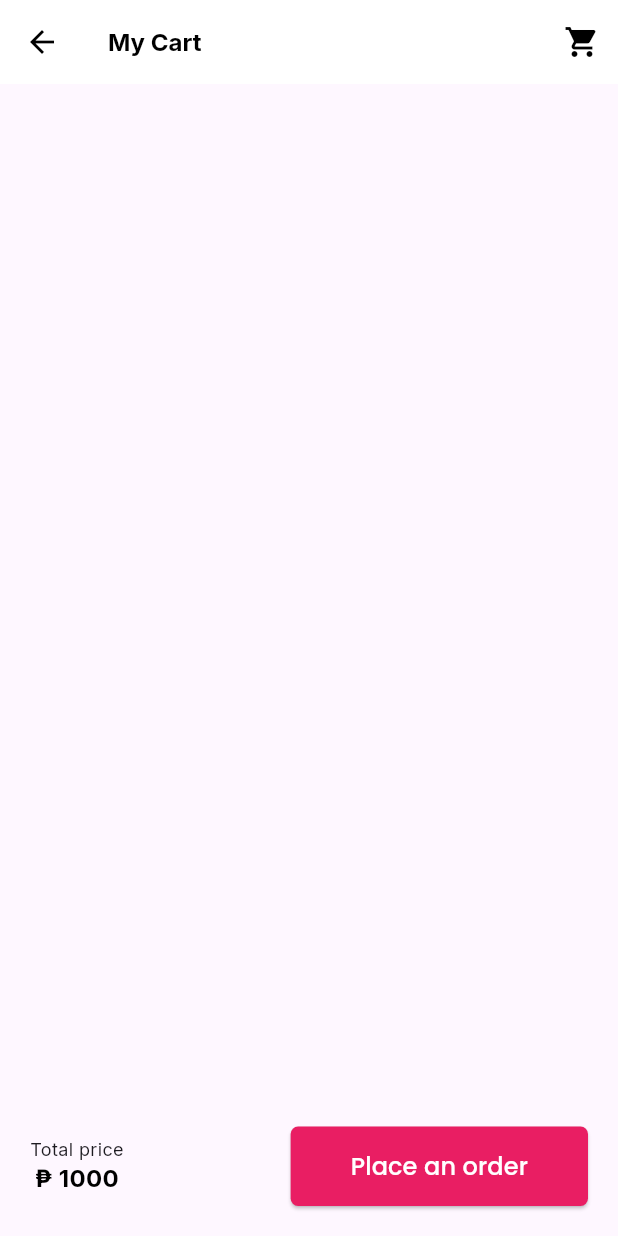
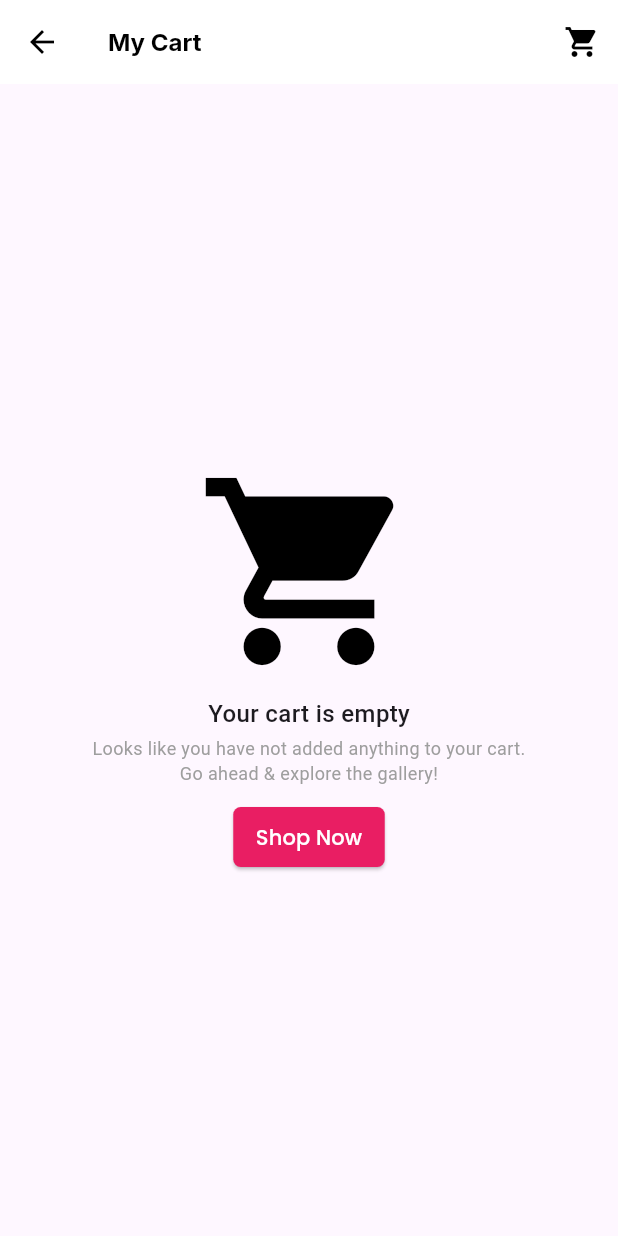
Before and after one commit to buntman/softeng2, a Flutter app: the CartPage screen opened directly, after a tap on the "shopping cart" icon, on a phone screen of 412 x 824 dp. Run offline on Flutter 3.47's test engine with Material 3 defaults, Android fonts, the phone set to English and light mode, and no system bars; our stand-ins replace carousel_slider, flutter_signin_button, google_fonts, shared_preferences; accounts and stored records are empty; network calls fail.

Commit message:
feat(cart): implement dynamic total price display and empty cart display

```diff
--- a/lib/pages/cart_page.dart
+++ b/lib/pages/cart_page.dart
@@ -2,6 +2,7 @@ import 'package:flowershop/pages/home_page.dart';
 import 'package:flutter/material.dart';
 import 'package:google_fonts/google_fonts.dart';
 import 'package:flowershop/pages/delivery_page.dart';
+import 'package:flowershop/pages/gallery_page.dart';
 import 'package:flowershop/pages/token_storage.dart';
 import 'dart:convert';
 import 'package:http/http.dart' as http;
@@ -42,6 +43,7 @@ class _CartPageState extends State<CartPage> {
     void initState() {
         super.initState();
         fetchCartItems();
+        fetchTotalPrice();
     }
 
     Future <void> fetchCartItems() async {
@@ -74,6 +76,33 @@ class _CartPageState extends State<CartPage> {
         );
     }
 
+    Future <void> updateItemQuantity(CartItems item) async {
+        final token = await Token.getToken();
+        final response = await http.post(
+        Uri.parse('http://10.0.2.2:8080/cart/update-quantity'),
+        headers:{HttpHeaders.authorizationHeader: 'Bearer $token',
+                HttpHeaders.contentTypeHeader: 'application/json'},
+        body: jsonEncode({
+            "cart_id" : item.cartId,
+            "quantity": item.quantity,
+            })
+        );
+    }
+
+    Future <double> fetchTotalPrice() async {
+        final token = await Token.getToken();
+        final response = await http.get(
+        Uri.parse('http://10.0.2.2:8080/cart/total-price'),
+        headers:{HttpHeaders.authorizationHeader: 'Bearer $token'},
+        );
+        final data = jsonDecode(response.body);
+        if(response.statusCode == 200) {
+            return double.tryParse(data['total_price'].toString()) ?? 0;
+        } else {
+            throw Exception('Failed to fetch price');
+        }
+    }
+
   @override
   Widget build(BuildContext context) {
     return Scaffold(
@@ -92,7 +121,40 @@ class _CartPageState extends State<CartPage> {
           )
         ],
       ),
-      body: Column(
+      body: cartItems.isEmpty
+      ? Center(
+            child: Column(
+            mainAxisAlignment: MainAxisAlignment.center,
+            children: [
+          IconButton(
+            icon: Icon(Icons.shopping_cart, color: Colors.black,size: 150),
+            onPressed: () {},
+          ),
+          Text("Your cart is empty",
+                style: TextStyle(fontSize: 16,fontWeight: FontWeight.w500),
+            ),
+            SizedBox(height: 3),
+            SizedBox(
+                width: 300,
+                child:
+            Text("Looks like you have not added anything to your cart. Go ahead & explore the gallery!",
+                style: TextStyle(fontSize: 12,color: Colors.grey),
+                textAlign: TextAlign.center,
+                ),
+            ),
+            SizedBox(height: 10),
+            ElevatedButton(
+                      style: ElevatedButton.styleFrom(
+                        backgroundColor: Colors.pink,
+                        padding: EdgeInsets.symmetric(vertical: 10,horizontal: 15),
+                        shape: RoundedRectangleBorder(borderRadius: BorderRadius.circular(5))
+                      ),
+                      onPressed: () => {Navigator.push(context, MaterialPageRoute(builder: (context) => GalleryPage()))},
+                      child: Text("Shop Now", style: GoogleFonts.poppins(fontSize: 14, color: Colors.white, fontWeight: FontWeight.w500)),
+            )
+            ],
+        )
+      ):Column(
         children: [
           Expanded(
             child: ListView.builder(
@@ -130,8 +192,7 @@ class _CartPageState extends State<CartPage> {
                               setState(() {
                                if (item.quantity > 1) {
                                   item.quantity--;
-                                } else {
-                                  cartItems.remove(item);
+                                  updateItemQuantity(item);
                                 }
                               });
                             },
@@ -142,6 +203,7 @@ class _CartPageState extends State<CartPage> {
                             onPressed: () {
                               setState(() {
                                 item.quantity++;
+                                updateItemQuantity(item);
                               });
                             },
                           ),
@@ -171,11 +233,16 @@ class _CartPageState extends State<CartPage> {
                 Row(
                   mainAxisAlignment: MainAxisAlignment.spaceBetween,
                   children: [
-                    Column(
+                    FutureBuilder(
+                    future: fetchTotalPrice(),
+                    builder: (context, snapshot) {
+                    return Column(
                       children: [
                         Text("Total price", style: GoogleFonts.inter(fontSize: 12, fontWeight: FontWeight.w400)),
-                        Text("₱ 1000", style: GoogleFonts.inter(fontSize: 16, fontWeight: FontWeight.bold, color: Colors.black)),
+                        Text('${snapshot.data}', style: GoogleFonts.inter(fontSize: 16, fontWeight: FontWeight.bold, color: Colors.black)),
                       ],
+                    );
+                    },
                     ),
                     ElevatedButton(
                       style: ElevatedButton.styleFrom(
```
